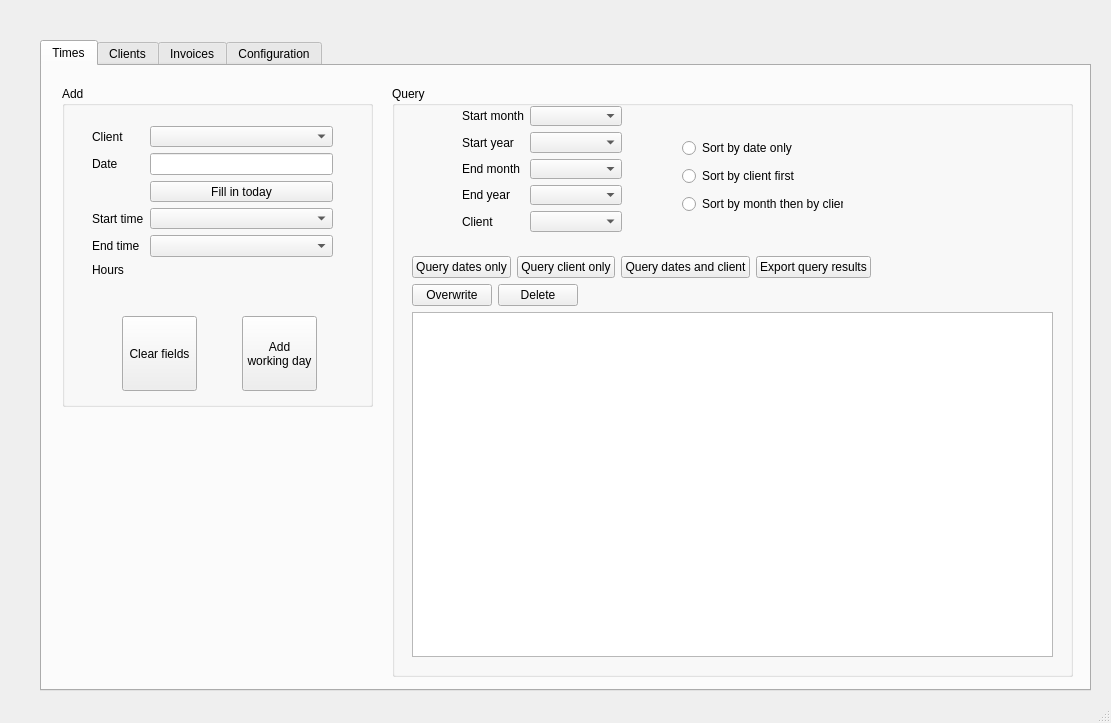
Qt form input_files/Qt_ui_files/asap_layout.ui (haroldmeerwaldt/a_simple_accounting_program) before a commit.
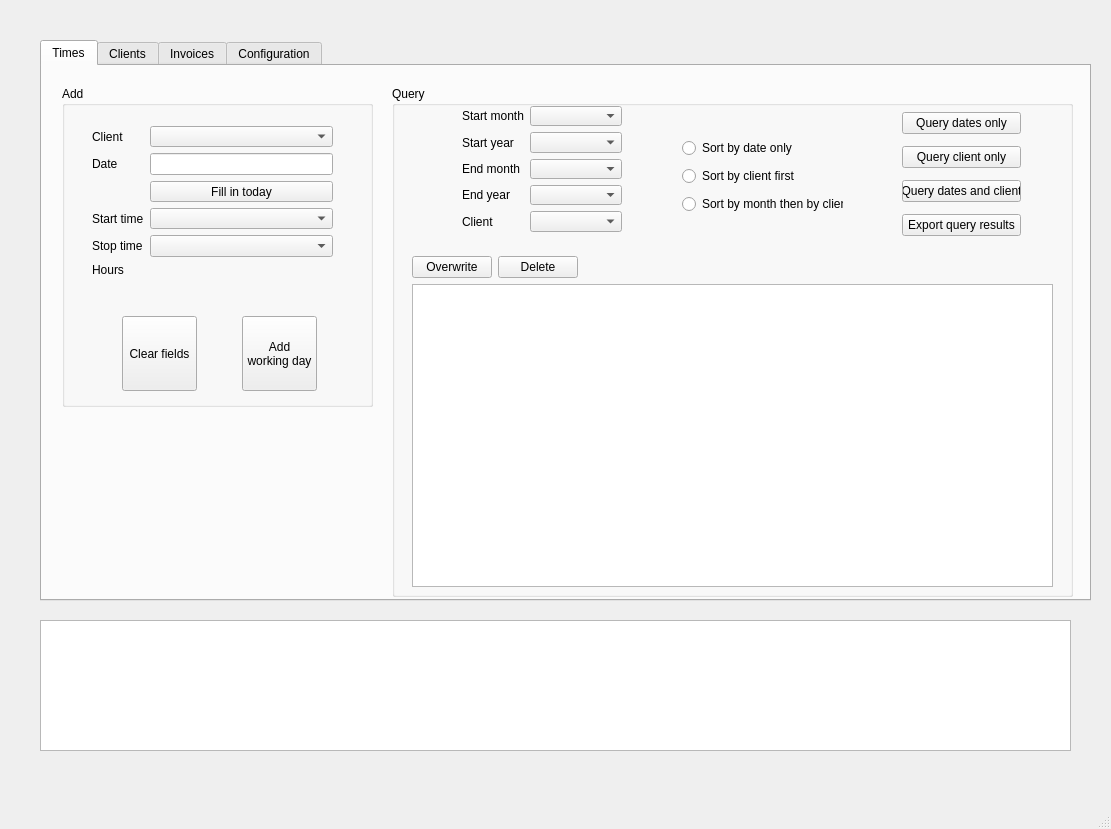
The same form after that commit.

Diff of the .ui file:
```diff
--- a/input_files/Qt_ui_files/asap_layout.ui
+++ b/input_files/Qt_ui_files/asap_layout.ui
@@ -7,7 +7,7 @@
     <x>0</x>
     <y>0</y>
     <width>1111</width>
-    <height>723</height>
+    <height>829</height>
    </rect>
   </property>
   <property name="windowTitle">
@@ -20,7 +20,7 @@
       <x>40</x>
       <y>40</y>
       <width>1051</width>
-      <height>651</height>
+      <height>561</height>
      </rect>
     </property>
     <property name="currentIndex">
@@ -36,7 +36,7 @@
         <x>350</x>
         <y>20</y>
         <width>681</width>
-        <height>591</height>
+        <height>511</height>
        </rect>
       </property>
       <property name="title">
@@ -48,55 +48,10 @@
          <x>20</x>
          <y>170</y>
          <width>641</width>
-         <height>401</height>
+         <height>331</height>
         </rect>
        </property>
        <layout class="QVBoxLayout" name="verticalLayout">
-        <item>
-         <layout class="QHBoxLayout" name="horizontalLayout">
-          <item>
-           <widget class="QPushButton" name="pushButton_2">
-            <property name="text">
-             <string>Query dates only</string>
-            </property>
-           </widget>
-          </item>
-          <item>
-           <widget class="QPushButton" name="pushButton">
-            <property name="text">
-             <string>Query client only</string>
-            </property>
-           </widget>
-          </item>
-          <item>
-           <widget class="QPushButton" name="pushButton_4">
-            <property name="text">
-             <string>Query dates and client</string>
-            </property>
-           </widget>
-          </item>
-          <item>
-           <widget class="QPushButton" name="pushButton_6">
-            <property name="text">
-             <string>Export query results</string>
-            </property>
-           </widget>
-          </item>
-          <item>
-           <spacer name="horizontalSpacer">
-            <property name="orientation">
-             <enum>Qt::Horizontal</enum>
-            </property>
-            <property name="sizeHint" stdset="0">
-             <size>
-              <width>40</width>
-              <height>20</height>
-             </size>
-            </property>
-           </spacer>
-          </item>
-         </layout>
-        </item>
         <item>
          <layout class="QHBoxLayout" name="horizontalLayout_2">
           <item>
@@ -228,6 +183,46 @@
         </item>
        </layout>
       </widget>
+      <widget class="QWidget" name="layoutWidget">
+       <property name="geometry">
+        <rect>
+         <x>510</x>
+         <y>20</y>
+         <width>119</width>
+         <height>138</height>
+        </rect>
+       </property>
+       <layout class="QVBoxLayout" name="verticalLayout_3">
+        <item>
+         <widget class="QPushButton" name="pushButton_2">
+          <property name="text">
+           <string>Query dates only</string>
+          </property>
+         </widget>
+        </item>
+        <item>
+         <widget class="QPushButton" name="pushButton">
+          <property name="text">
+           <string>Query client only</string>
+          </property>
+         </widget>
+        </item>
+        <item>
+         <widget class="QPushButton" name="pushButton_4">
+          <property name="text">
+           <string>Query dates and client</string>
+          </property>
+         </widget>
+        </item>
+        <item>
+         <widget class="QPushButton" name="pushButton_6">
+          <property name="text">
+           <string>Export query results</string>
+          </property>
+         </widget>
+        </item>
+       </layout>
+      </widget>
      </widget>
      <widget class="QGroupBox" name="groupBox_2">
       <property name="geometry">
@@ -292,7 +287,7 @@
         <item row="4" column="0">
          <widget class="QLabel" name="label_times_end_time">
           <property name="text">
-           <string>End time</string>
+           <string>Stop time</string>
           </property>
          </widget>
         </item>
@@ -359,6 +354,16 @@
      </attribute>
     </widget>
    </widget>
+   <widget class="QTextBrowser" name="textBrowser_console">
+    <property name="geometry">
+     <rect>
+      <x>40</x>
+      <y>620</y>
+      <width>1031</width>
+      <height>131</height>
+     </rect>
+    </property>
+   </widget>
   </widget>
   <widget class="QMenuBar" name="menubar">
    <property name="geometry">
```
Left out of the diff: 4 changed lines with no effect on the pictures.
